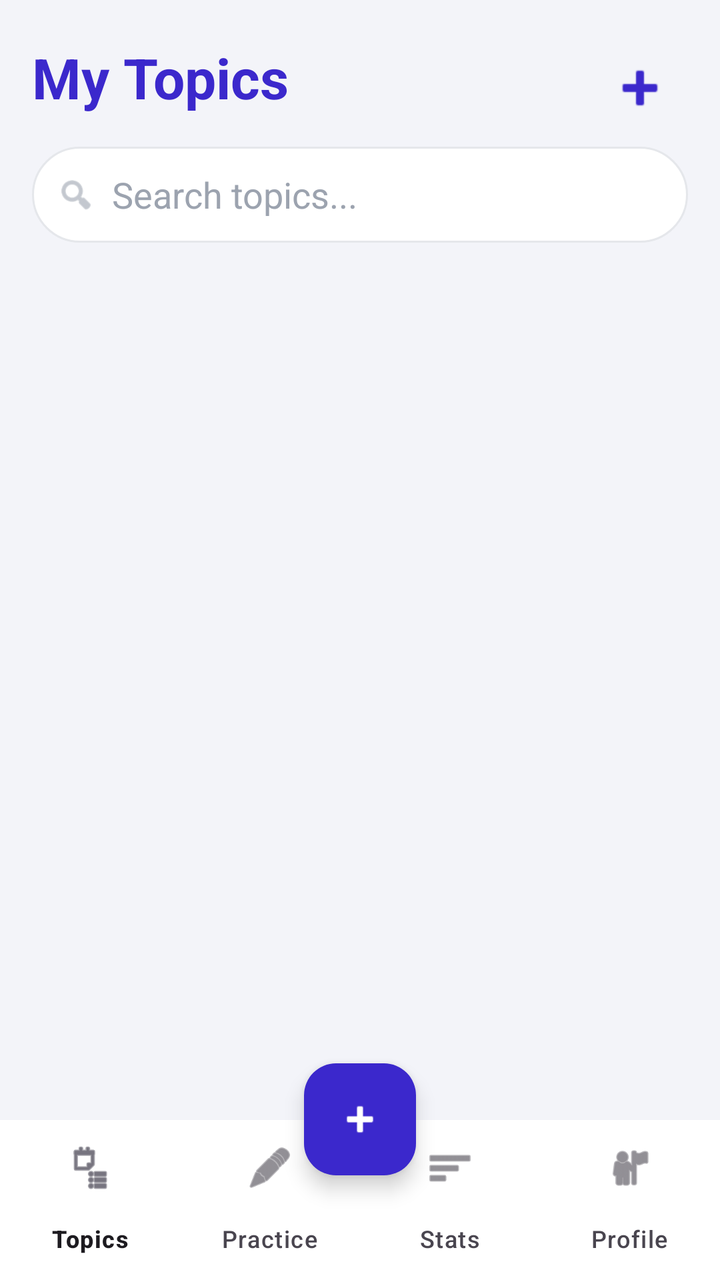
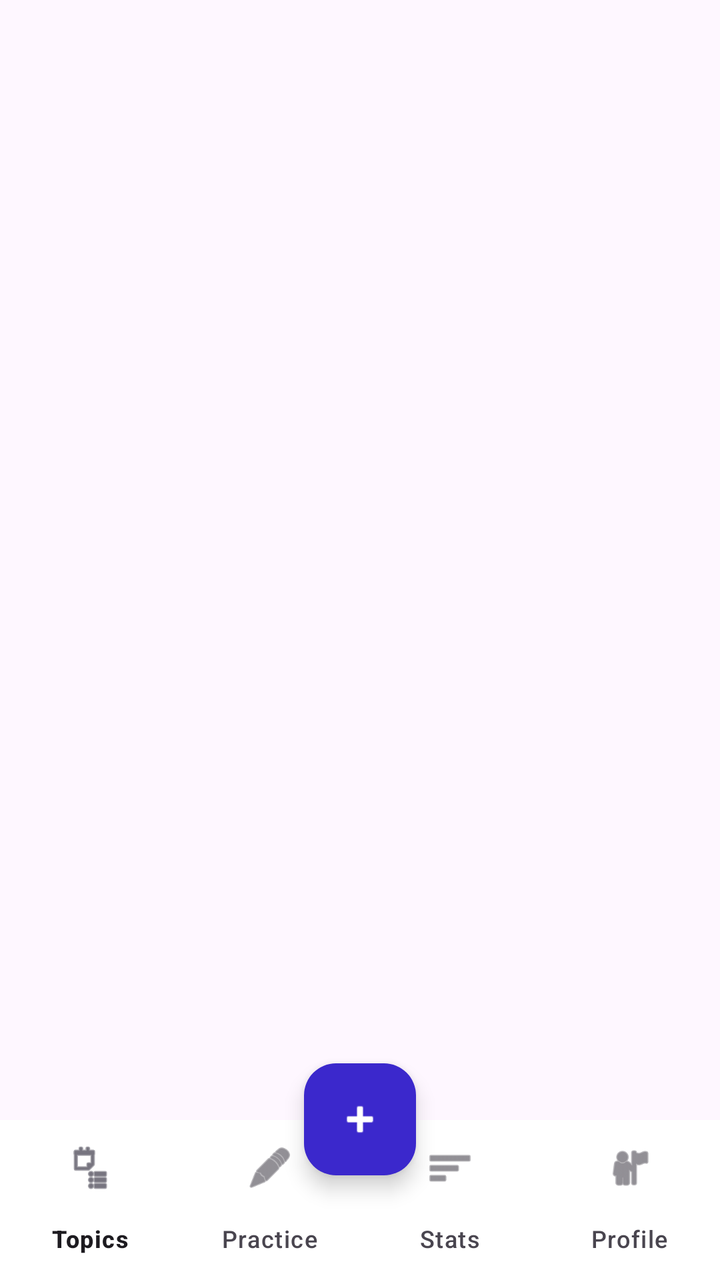

Screens rendered from an Android XML layout before and after an edit, with the pre-edit source and the edit as a unified diff.
<!-- AndroidManifest.xml: application theme Theme.LearnKeep -->
<!-- res/layout/activity_main.xml -->
<?xml version="1.0" encoding="utf-8"?>
<androidx.constraintlayout.widget.ConstraintLayout
    xmlns:android="http://schemas.android.com/apk/res/android"
    xmlns:app="http://schemas.android.com/apk/res-auto"
    android:layout_width="match_parent"
    android:layout_height="match_parent"
    android:background="#F3F4F9"
    android:fitsSystemWindows="true">


    
    <TextView
        android:id="@+id/title"
        android:layout_width="wrap_content"
        android:layout_height="wrap_content"
        android:layout_marginStart="16dp"
        android:layout_marginTop="20dp"
        android:text="@string/title_my_topics"
        android:textColor="#3B28CC"
        android:textSize="28sp"
        android:textStyle="bold"
        app:layout_constraintStart_toStartOf="parent"
        app:layout_constraintTop_toTopOf="parent" />

    
    <ImageButton
        android:id="@+id/btnAdd"
        android:layout_width="48dp"
        android:layout_height="48dp"
        android:layout_marginEnd="16dp"
        android:background="@android:color/transparent"
        android:contentDescription="@string/add_topic"
        android:src="@android:drawable/ic_input_add"
        app:layout_constraintEnd_toEndOf="parent"
        app:layout_constraintTop_toTopOf="@id/title"
        app:tint="#3B28CC" />

    
    <LinearLayout
        android:id="@+id/searchContainer"
        android:layout_width="0dp"
        android:layout_height="48dp"
        android:layout_margin="16dp"
        android:orientation="horizontal"
        android:gravity="center_vertical"
        android:paddingStart="12dp"
        android:paddingEnd="12dp"
        android:background="@drawable/bg_search"
        app:layout_constraintTop_toBottomOf="@id/title"
        app:layout_constraintStart_toStartOf="parent"
        app:layout_constraintEnd_toEndOf="parent">

        
        <ImageView
            android:layout_width="20dp"
            android:layout_height="20dp"
            android:src="@android:drawable/ic_menu_search"
            app:tint="#9CA3AF" />

        
        <EditText
            android:id="@+id/searchBox"
            android:layout_width="0dp"
            android:layout_height="match_parent"
            android:layout_weight="1"
            android:background="@android:color/transparent"
            android:hint="Search topics..."
            android:paddingStart="8dp"
            android:textColor="#111827"
            android:textColorHint="#9CA3AF"
            android:inputType="text"/>

        
        <ImageView
            android:id="@+id/btnClearSearch"
            android:layout_width="20dp"
            android:layout_height="20dp"
            android:src="@android:drawable/ic_menu_close_clear_cancel"
            android:visibility="gone"
            app:tint="#9CA3AF" />
    </LinearLayout>

    
    <androidx.recyclerview.widget.RecyclerView
        android:id="@+id/recyclerTopics"
        android:layout_width="0dp"
        android:layout_height="0dp"
        android:paddingBottom="16dp"
        app:layout_constraintTop_toBottomOf="@id/searchContainer"
        app:layout_constraintBottom_toTopOf="@id/bottomNavigation"
        app:layout_constraintStart_toStartOf="parent"
        app:layout_constraintEnd_toEndOf="parent"/>


    
    <com.google.android.material.bottomnavigation.BottomNavigationView
        android:id="@+id/bottomNavigation"
        android:layout_width="0dp"
        android:layout_height="wrap_content"
        android:background="@android:color/white"
        app:menu="@menu/bottom_nav_menu"
        app:labelVisibilityMode="labeled"
        app:layout_constraintBottom_toBottomOf="parent"
        app:layout_constraintStart_toStartOf="parent"
        app:layout_constraintEnd_toEndOf="parent"/>

    
    <com.google.android.material.floatingactionbutton.FloatingActionButton
        android:id="@+id/fabAdd"
        android:layout_width="wrap_content"
        android:layout_height="wrap_content"
        android:src="@android:drawable/ic_input_add"
        android:contentDescription="@string/add_topic"
        app:tint="@android:color/white"
        app:backgroundTint="#3B28CC"
        app:layout_constraintBottom_toTopOf="@id/bottomNavigation"
        app:layout_constraintStart_toStartOf="parent"
        app:layout_constraintEnd_toEndOf="parent"
        android:layout_marginBottom="-28dp"/>

</androidx.constraintlayout.widget.ConstraintLayout>
<!-- resources referenced by this layout -->
<resources>
  <!-- drawable bg_search (drawable) -->
  <?xml version="1.0" encoding="utf-8"?>
  <shape xmlns:android="http://schemas.android.com/apk/res/android">
      <solid android:color="#FFFFFF"/>
      <corners android:radius="24dp"/>
      <stroke
          android:width="1dp"
          android:color="#E5E7EB"/>
  </shape>
  <string name="add_topic">Add Topic</string>
  <string name="title_my_topics">My Topics</string>
  <style name="Theme.LearnKeep" parent="Base.Theme.LearnKeep" />
  <style name="Base.Theme.LearnKeep" parent="Theme.Material3.DayNight.NoActionBar">
          
          
      </style>
</resources>

<!-- the commit's change to res/layout/activity_main.xml (unified diff, before → after) -->
@@ -3,106 +3,15 @@
     xmlns:android="http://schemas.android.com/apk/res/android"
     xmlns:app="http://schemas.android.com/apk/res-auto"
     android:layout_width="match_parent"
-    android:layout_height="match_parent"
-    android:background="#F3F4F9"
-    android:fitsSystemWindows="true">
-
+    android:layout_height="match_parent">
 
     
-    <TextView
-        android:id="@+id/title"
-        android:layout_width="wrap_content"
-        android:layout_height="wrap_content"
-        android:layout_marginStart="16dp"
-        android:layout_marginTop="20dp"
-        android:text="@string/title_my_topics"
-        android:textColor="#3B28CC"
-        android:textSize="28sp"
-        android:textStyle="bold"
-        app:layout_constraintStart_toStartOf="parent"
-        app:layout_constraintTop_toTopOf="parent" />
-
-    
-    <ImageButton
-        android:id="@+id/btnAdd"
-        android:layout_width="48dp"
-        android:layout_height="48dp"
-        android:layout_marginEnd="16dp"
-        android:background="@android:color/transparent"
-        android:contentDescription="@string/add_topic"
-        android:src="@android:drawable/ic_input_add"
-        app:layout_constraintEnd_toEndOf="parent"
-        app:layout_constraintTop_toTopOf="@id/title"
-        app:tint="#3B28CC" />
-
-    
-    <LinearLayout
-        android:id="@+id/searchContainer"
-        android:layout_width="0dp"
-        android:layout_height="48dp"
-        android:layout_margin="16dp"
-        android:orientation="horizontal"
-        android:gravity="center_vertical"
-        android:paddingStart="12dp"
-        android:paddingEnd="12dp"
-        android:background="@drawable/bg_search"
-        app:layout_constraintTop_toBottomOf="@id/title"
-        app:layout_constraintStart_toStartOf="parent"
-        app:layout_constraintEnd_toEndOf="parent">
-
-        
-        <ImageView
-            android:layout_width="20dp"
-            android:layout_height="20dp"
-            android:src="@android:drawable/ic_menu_search"
-            app:tint="#9CA3AF" />
-
-        
-        <EditText
-            android:id="@+id/searchBox"
-            android:layout_width="0dp"
-            android:layout_height="match_parent"
-            android:layout_weight="1"
-            android:background="@android:color/transparent"
-            android:hint="Search topics..."
-            android:paddingStart="8dp"
-            android:textColor="#111827"
-            android:textColorHint="#9CA3AF"
-            android:inputType="text"/>
-
-        
-        <ImageView
-            android:id="@+id/btnClearSearch"
-            android:layout_width="20dp"
-            android:layout_height="20dp"
-            android:src="@android:drawable/ic_menu_close_clear_cancel"
-            android:visibility="gone"
-            app:tint="#9CA3AF" />
-    </LinearLayout>
-
-    
-    <androidx.recyclerview.widget.RecyclerView
-        android:id="@+id/recyclerTopics"
-        android:layout_width="0dp"
+    <FrameLayout
+        android:id="@+id/fragmentContainer"
+        android:layout_width="match_parent"
         android:layout_height="0dp"
-        android:paddingBottom="16dp"
-        app:layout_constraintTop_toBottomOf="@id/searchContainer"
-        app:layout_constraintBottom_toTopOf="@id/bottomNavigation"
-        app:layout_constraintStart_toStartOf="parent"
-        app:layout_constraintEnd_toEndOf="parent"/>
-
-
-    
-    <com.google.android.material.bottomnavigation.BottomNavigationView
-        android:id="@+id/bottomNavigation"
-        android:layout_width="0dp"
-        android:layout_height="wrap_content"
-        android:background="@android:color/white"
-        app:menu="@menu/bottom_nav_menu"
-        app:labelVisibilityMode="labeled"
-        app:layout_constraintBottom_toBottomOf="parent"
-        app:layout_constraintStart_toStartOf="parent"
-        app:layout_constraintEnd_toEndOf="parent"/>
+        app:layout_constraintTop_toTopOf="parent"
+        app:layout_constraintBottom_toTopOf="@id/bottomNavigation"/>
 
     
     <com.google.android.material.floatingactionbutton.FloatingActionButton
@@ -118,4 +27,16 @@
         app:layout_constraintEnd_toEndOf="parent"
         android:layout_marginBottom="-28dp"/>
 
+    
+    <com.google.android.material.bottomnavigation.BottomNavigationView
+        android:id="@+id/bottomNavigation"
+        android:layout_width="0dp"
+        android:layout_height="wrap_content"
+        android:background="@android:color/white"
+        app:menu="@menu/bottom_nav_menu"
+        app:labelVisibilityMode="labeled"
+        app:layout_constraintBottom_toBottomOf="parent"
+        app:layout_constraintStart_toStartOf="parent"
+        app:layout_constraintEnd_toEndOf="parent"/>
+
 </androidx.constraintlayout.widget.ConstraintLayout>
<!-- resource entries referenced after the edit -->
@@ -1,16 +1,6 @@
 <!-- resources referenced by this layout -->
 <resources>
-  <!-- drawable bg_search (drawable) -->
-  <?xml version="1.0" encoding="utf-8"?>
-  <shape xmlns:android="http://schemas.android.com/apk/res/android">
-      <solid android:color="#FFFFFF"/>
-      <corners android:radius="24dp"/>
-      <stroke
-          android:width="1dp"
-          android:color="#E5E7EB"/>
-  </shape>
   <string name="add_topic">Add Topic</string>
-  <string name="title_my_topics">My Topics</string>
   <style name="Theme.LearnKeep" parent="Base.Theme.LearnKeep" />
   <style name="Base.Theme.LearnKeep" parent="Theme.Material3.DayNight.NoActionBar">
           
